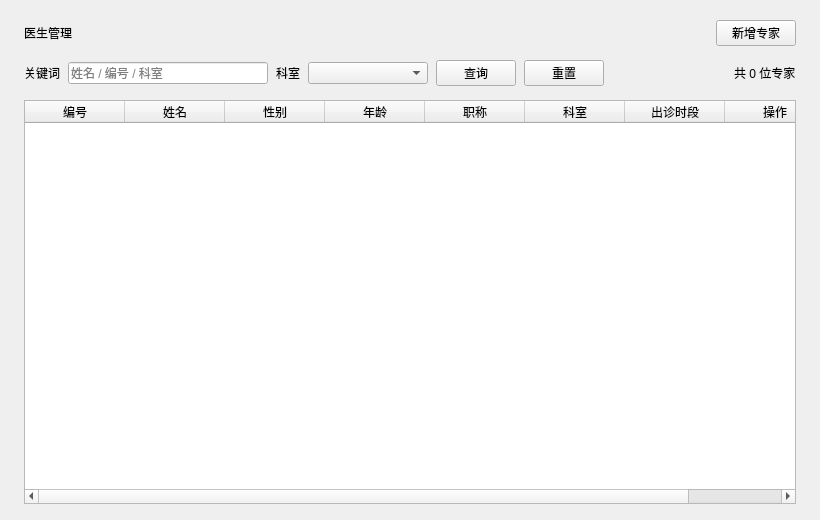
KAI-SHUNG/qt-project-appointment-system, file ui/pages/doctorspage.ui: the form before one commit.
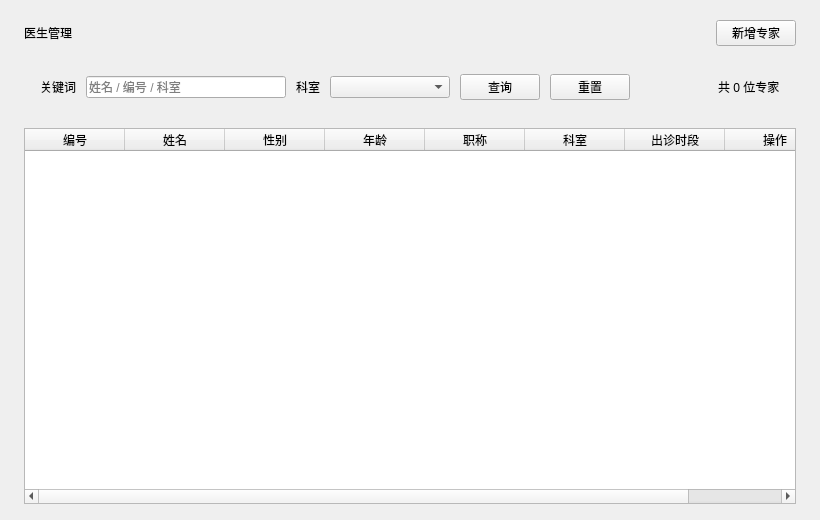
The form after the commit.

Commit message: feat: improve doctor management table layout

Diff of the .ui file:
```diff
--- a/ui/pages/doctorspage.ui
+++ b/ui/pages/doctorspage.ui
@@ -58,9 +58,25 @@
                 </layout>
             </item>
             <item>
-                <layout class="QHBoxLayout" name="toolRow">
+                <widget class="QFrame" name="filterCard">
+                    <property name="card" stdset="0">
+                        <bool>true</bool>
+                    </property>
+                    <layout class="QHBoxLayout" name="toolRow">
                     <property name="spacing">
-                        <number>8</number>
+                        <number>10</number>
+                    </property>
+                    <property name="leftMargin">
+                        <number>16</number>
+                    </property>
+                    <property name="topMargin">
+                        <number>14</number>
+                    </property>
+                    <property name="rightMargin">
+                        <number>16</number>
+                    </property>
+                    <property name="bottomMargin">
+                        <number>14</number>
                     </property>
                     <item>
                         <widget class="QLabel" name="lblSearch">
@@ -139,7 +155,8 @@
                             </property>
                         </widget>
                     </item>
-                </layout>
+                    </layout>
+                </widget>
             </item>
             <item>
                 <widget class="QTableWidget" name="tblDoctors">
```
The commit also changes 3 other files.
